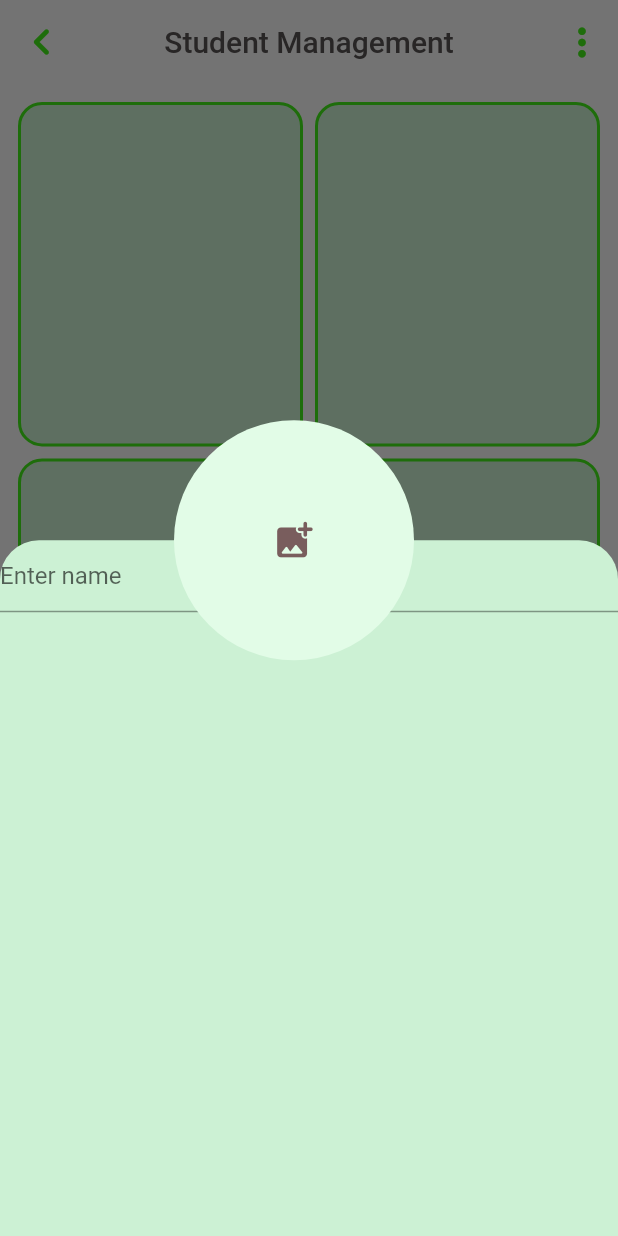
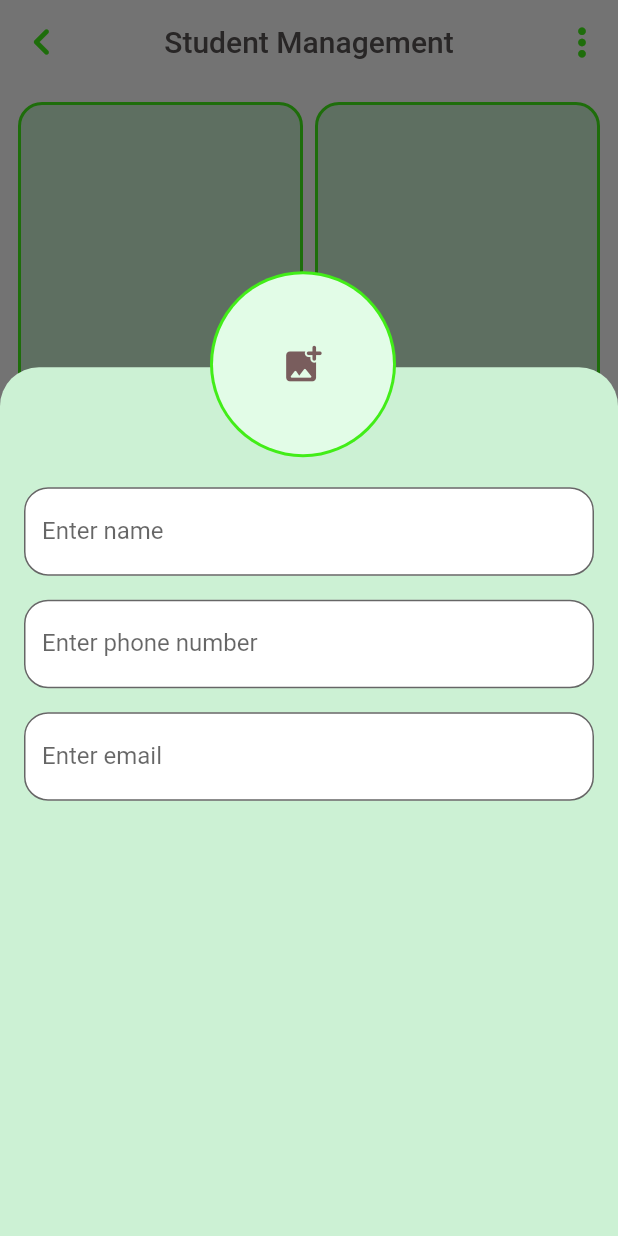
Before and after one commit to marufrobin/firebase_practice, a Flutter app: the screen it shows after launch, after a tap on the "add" icon, on a phone screen of 412 x 824 dp. Run offline on Flutter 3.47's test engine with Material 2 defaults, Android fonts, the phone set to English and light mode, and no system bars; our stand-ins replace cloud_firestore, firebase_core; accounts and stored records are empty.

Commit message:
Text Feild added..

```diff
--- a/lib/pages/dashboard.dart
+++ b/lib/pages/dashboard.dart
@@ -8,6 +8,10 @@ class DashBoard extends StatefulWidget {
 }
 
 class _DashBoardState extends State<DashBoard> {
+  TextEditingController _nameControll = TextEditingController();
+  TextEditingController _phoneControll = TextEditingController();
+  TextEditingController _emailControll = TextEditingController();
+
   @override
   Widget build(BuildContext context) {
     return Scaffold(
@@ -68,7 +72,7 @@ class _DashBoardState extends State<DashBoard> {
       context: context,
       builder: (context) {
         return Container(
-          height: MediaQuery.of(context).size.height * 0.66,
+          height: MediaQuery.of(context).size.height * 0.8,
           color: Colors.transparent,
           child: Stack(
             children: [
@@ -77,6 +81,7 @@ class _DashBoardState extends State<DashBoard> {
                 margin: EdgeInsets.only(
                   top: 80,
                 ),
+                padding: EdgeInsets.only(top: 80, left: 16, right: 16),
                 decoration: BoxDecoration(
                   borderRadius: BorderRadius.only(
                       topRight: Radius.circular(26),
@@ -85,16 +90,23 @@ class _DashBoardState extends State<DashBoard> {
                 ),
                 child: Column(
                   children: [
-                    TextField(
-                        decoration: InputDecoration(hintText: "Enter name")),
+                    buildTextField(_nameControll, "Enter name"),
+                    SizedBox(height: 16),
+                    buildTextField(_phoneControll, "Enter phone number"),
+                    SizedBox(height: 16),
+                    buildTextField(_emailControll, "Enter email"),
                   ],
                 ),
               ),
               Positioned(
-                left: 116,
+                left: 140,
+                top: 16,
+                child: CircleAvatar(
+                  radius: 62,
+                  backgroundColor: Color(0xff42ED18),
                   child: CircleAvatar(
                     backgroundColor: Color(0xffE2FCE7),
-                  radius: 80,
+                    radius: 60,
                     child: IconButton(
                         onPressed: () {},
                         icon: Icon(
@@ -104,10 +116,34 @@ class _DashBoardState extends State<DashBoard> {
                         )),
                   ),
                 ),
+              ),
             ],
           ),
         );
       },
     );
   }
+
+  TextField buildTextField(
+      TextEditingController controller, String textOnField) {
+    return TextField(
+      controller: controller,
+      decoration: InputDecoration(
+        labelText: textOnField,
+        hintText: textOnField,
+        alignLabelWithHint: false,
+        fillColor: Colors.white,
+        focusColor: Color(0xff42ED18),
+        filled: true,
+        border: OutlineInputBorder(
+            borderRadius: BorderRadius.circular(16),
+            gapPadding: 2,
+            borderSide: BorderSide(color: Color(0xff42ED18))),
+        focusedBorder: OutlineInputBorder(
+            borderRadius: BorderRadius.circular(16),
+            gapPadding: 2,
+            borderSide: BorderSide(color: Color(0xff42ED18))),
+      ),
+    );
   }
+}
```
Lines whose indentation alone changed are shown as unchanged.
